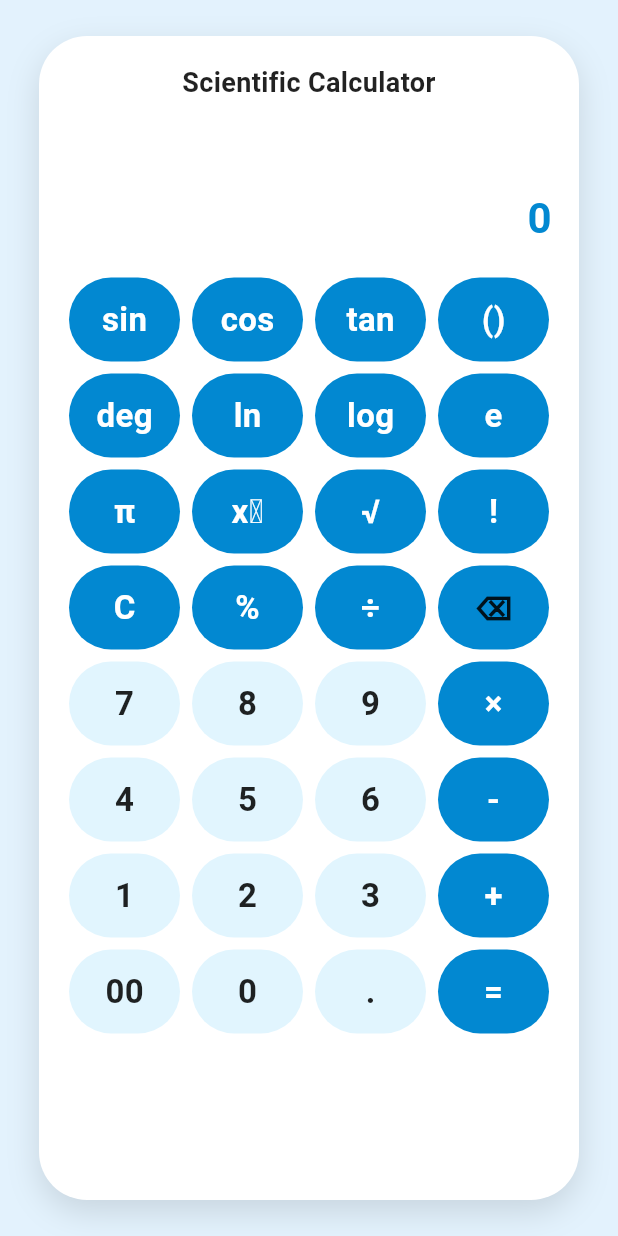
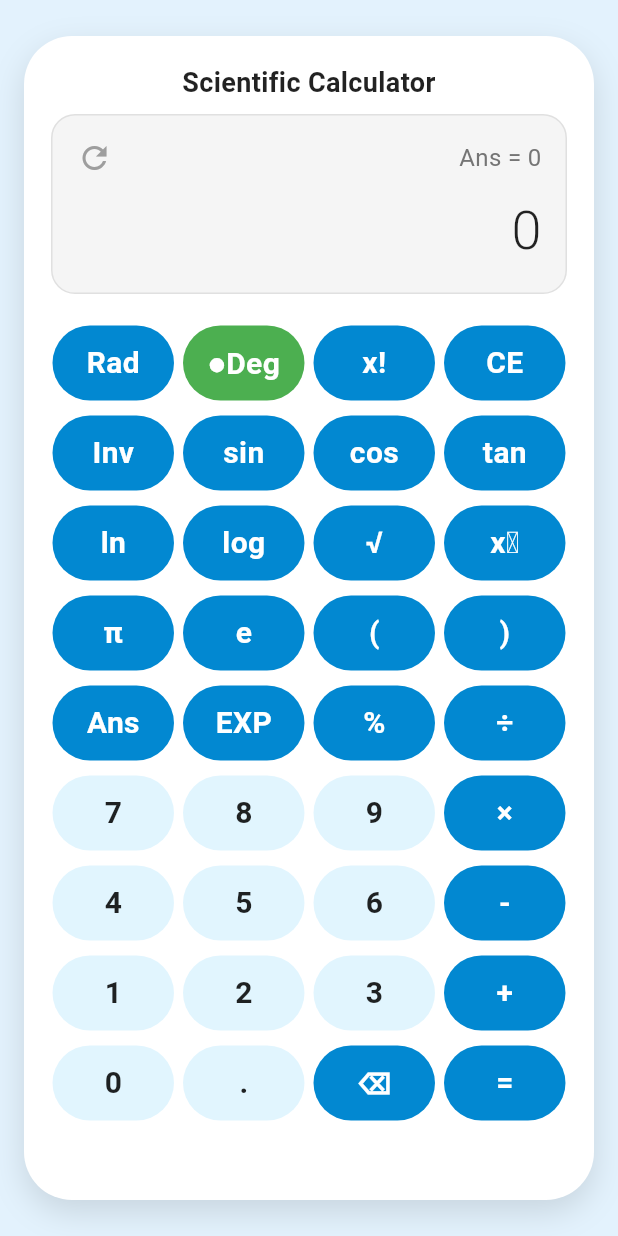
Before and after one commit to SuSanShweYeeBo2002/au_connect, a Flutter app: the CalculatorPage screen opened directly, on a phone screen of 412 x 824 dp. Run offline on Flutter 3.47's test engine with Material 3 defaults, Android fonts, the phone set to English and light mode, and no system bars.

Commit message:
fix calculator

```diff
--- a/lib/screens/calculator_page.dart
+++ b/lib/screens/calculator_page.dart
@@ -7,6 +7,11 @@ class CalculatorPage extends StatefulWidget {
 }
 
 class _CalculatorPageState extends State<CalculatorPage> {
+  String _result = '0';
+  String _expression = '';
+  bool _isDegreeMode = true; // true for degrees, false for radians
+  bool _isInverseMode = false; // true when Inv is active
+
   // Replace all factorials in the expression
   String _replaceFactorials(String expr) {
     // Handles numbers and parenthesized expressions before '!'
@@ -30,10 +35,9 @@ class _CalculatorPageState extends State<CalculatorPage> {
     return expr;
   }
 
-  String _result = '0';
   void _onPressed(String value) {
     setState(() {
-      if (value == 'AC' || value == 'C') {
+      if (value == 'CE' || value == 'C') {
         _expression = '';
         _result = '0';
       } else if (value == '=') {
@@ -46,7 +50,7 @@ class _CalculatorPageState extends State<CalculatorPage> {
         if (_expression.isNotEmpty) {
           _expression = _expression.substring(0, _expression.length - 1);
         }
-      } else if (value == 'n!') {
+      } else if (value == 'x!') {
         // Insert factorial operator
         if (_expression.isNotEmpty && !_expression.endsWith('!')) {
           _expression += '!';
@@ -56,13 +60,58 @@ class _CalculatorPageState extends State<CalculatorPage> {
         if (_expression.isNotEmpty && !_expression.endsWith('^')) {
           _expression += '^';
         }
+      } else if (value == 'Rad' || value == '●Rad') {
+        _isDegreeMode = false; // Switch to radians
+      } else if (value == 'Deg' || value == '●Deg') {
+        _isDegreeMode = true; // Switch to degrees
+      } else if (value == 'Inv') {
+        _isInverseMode = !_isInverseMode; // Toggle inverse mode
+      } else if (value == 'Ans') {
+        // Insert previous answer
+        _expression += _result;
+      } else if (value == 'EXP') {
+        // Insert scientific notation 'E'
+        if (_expression.isNotEmpty && !_expression.endsWith('E')) {
+          _expression += 'E';
+        }
+      } else if (value == '(') {
+        _expression += '(';
+      } else if (value == ')') {
+        _expression += ')';
+      } else if (value == 'sin' ||
+          value == 'cos' ||
+          value == 'tan' ||
+          value == 'sin⁻¹' ||
+          value == 'cos⁻¹' ||
+          value == 'tan⁻¹') {
+        // Handle trigonometric functions with inverse
+        if (value.contains('⁻¹')) {
+          String baseFunc = value.replaceAll('⁻¹', '');
+          _expression += 'a$baseFunc';
+        } else {
+          String func = _isInverseMode ? 'a$value' : value;
+          _expression += func;
+        }
+        if (_isInverseMode) _isInverseMode = false; // Reset after use
+      } else if (value == 'ln' || value == 'eˣ') {
+        if (value == 'eˣ') {
+          _expression += 'exp';
+        } else {
+          _expression += _isInverseMode ? 'exp' : 'ln';
+        }
+        if (_isInverseMode) _isInverseMode = false;
+      } else if (value == 'log' || value == '10ˣ') {
+        if (value == '10ˣ') {
+          _expression += '10^';
+        } else {
+          _expression += _isInverseMode ? '10^' : 'log';
+        }
+        if (_isInverseMode) _isInverseMode = false;
       } else {
         _expression += value;
       }
     });
   }
-
-  String _expression = '';
   // ...existing code...
 
   String _evaluate(String expr) {
@@ -72,19 +121,47 @@ class _CalculatorPageState extends State<CalculatorPage> {
       expr = _replaceFactorials(expr);
       // Handle power operations (xʸ becomes ^)
       expr = expr.replaceAll('xʸ', '^');
-      // For scientific functions
-      if (expr.contains('sin')) {
+
+      // Handle scientific notation (E notation)
+      if (expr.contains('E')) {
+        // Parse scientific notation like 1.5E3 = 1500
+        return double.parse(expr).toString();
+      }
+
+      // Handle scientific functions with degree/radian conversion
+      if (expr.contains('sin') && !expr.contains('asin')) {
         final val = double.parse(expr.replaceAll('sin', ''));
-        return sin(val * pi / 180).toString();
-      } else if (expr.contains('cos')) {
+        final angle = _isDegreeMode ? val * pi / 180 : val;
+        return sin(angle).toString();
+      } else if (expr.contains('cos') && !expr.contains('acos')) {
         final val = double.parse(expr.replaceAll('cos', ''));
-        return cos(val * pi / 180).toString();
-      } else if (expr.contains('tan')) {
+        final angle = _isDegreeMode ? val * pi / 180 : val;
+        return cos(angle).toString();
+      } else if (expr.contains('tan') && !expr.contains('atan')) {
         final val = double.parse(expr.replaceAll('tan', ''));
-        return tan(val * pi / 180).toString();
+        final angle = _isDegreeMode ? val * pi / 180 : val;
+        return tan(angle).toString();
+      } else if (expr.contains('asin')) {
+        final val = double.parse(expr.replaceAll('asin', ''));
+        final result = asin(val);
+        return (_isDegreeMode ? result * 180 / pi : result).toString();
+      } else if (expr.contains('acos')) {
+        final val = double.parse(expr.replaceAll('acos', ''));
+        final result = acos(val);
+        return (_isDegreeMode ? result * 180 / pi : result).toString();
+      } else if (expr.contains('atan')) {
+        final val = double.parse(expr.replaceAll('atan', ''));
+        final result = atan(val);
+        return (_isDegreeMode ? result * 180 / pi : result).toString();
       } else if (expr.contains('ln')) {
         final val = double.parse(expr.replaceAll('ln', ''));
         return log(val).toString();
+      } else if (expr.contains('exp')) {
+        final val = double.parse(expr.replaceAll('exp', ''));
+        return exp(val).toString();
+      } else if (expr.contains('log')) {
+        final val = double.parse(expr.replaceAll('log', ''));
+        return (log(val) / log(10)).toString(); // log base 10
       } else if (expr.contains('π')) {
         return pi.toString();
       } else if (expr.contains('e')) {
@@ -92,13 +169,8 @@ class _CalculatorPageState extends State<CalculatorPage> {
       } else if (expr.contains('√')) {
         final val = double.parse(expr.replaceAll('√', ''));
         return sqrt(val).toString();
-      } else if (expr.contains('x²')) {
-        final val = double.parse(expr.replaceAll('x²', ''));
-        return pow(val, 2).toString();
-      } else if (expr.contains('x³')) {
-        final val = double.parse(expr.replaceAll('x³', ''));
-        return pow(val, 3).toString();
       }
+
       // Basic arithmetic with parentheses and power operations
       final res = _parenthesesEval(expr);
       return res.toString();
@@ -109,6 +181,15 @@ class _CalculatorPageState extends State<CalculatorPage> {
   // ...existing code...
 
   num _basicEval(String expr) {
+    // Handle scientific notation first
+    if (expr.contains('E')) {
+      try {
+        return double.parse(expr);
+      } catch (e) {
+        // If parsing fails, continue with other operations
+      }
+    }
+
     // Handle power operations first (right-to-left associativity)
     if (expr.contains('^')) {
       return _handlePower(expr);
@@ -122,11 +203,12 @@ class _CalculatorPageState extends State<CalculatorPage> {
         .where((t) => t.isNotEmpty)
         .toList();
     List<String> ops = expr
-        .split(RegExp(r'[0-9.]+'))
+        .split(RegExp(r'[0-9.E]+'))
         .where((t) => t.isNotEmpty)
         .toList();
+
     num result = double.tryParse(tokens[0]) ?? 0;
-    for (int i = 0; i < ops.length; i++) {
+    for (int i = 0; i < ops.length && i < tokens.length - 1; i++) {
       num next = double.tryParse(tokens[i + 1]) ?? 0;
       switch (ops[i]) {
         case '+':
@@ -187,26 +269,34 @@ class _CalculatorPageState extends State<CalculatorPage> {
   Widget build(BuildContext context) {
     // Button layout: each row contains exactly 4 buttons
     final buttonLabels = [
-      ['sin', 'cos', 'tan', '()'],
-      ['deg', 'ln', 'log', 'e'],
-      ['π', 'xʸ', '√', '!'],
-      ['C', '%', '÷', '⌫'],
+      [
+        _isDegreeMode ? 'Rad' : '●Rad',
+        _isDegreeMode ? '●Deg' : 'Deg',
+        'x!',
+        'CE',
+      ],
+      [
+        'Inv',
+        _isInverseMode ? 'sin⁻¹' : 'sin',
+        _isInverseMode ? 'cos⁻¹' : 'cos',
+        _isInverseMode ? 'tan⁻¹' : 'tan',
+      ],
+      [_isInverseMode ? 'eˣ' : 'ln', _isInverseMode ? '10ˣ' : 'log', '√', 'xʸ'],
+      ['π', 'e', '(', ')'],
+      ['Ans', 'EXP', '%', '÷'],
       ['7', '8', '9', '×'],
       ['4', '5', '6', '-'],
       ['1', '2', '3', '+'],
-      ['00', '0', '.', '='],
+      ['0', '.', '⌫', '='],
     ];
-    final maxWidth = 360.0;
-    final buttonFontSize = 22.0;
-    final resultFontSize = 28.0;
-    final exprFontSize = 32.0;
-    final gridSpacing = 8.0;
+    final maxWidth = 380.0;
+    final buttonFontSize = 20.0;
+    final gridSpacing = 6.0;
     final gridPadding = 16.0;
     // Campus page background color
     const campusBg = Color(0xFFE3F2FD);
     const buttonBg = Color(0xFFE1F5FE);
     const buttonAccent = Color(0xFF0288D1);
-    const resultColor = Color(0xFF0288D1);
     return Scaffold(
       backgroundColor: Colors.transparent,
       body: Container(
@@ -257,68 +347,101 @@ class _CalculatorPageState extends State<CalculatorPage> {
                     horizontal: 18,
                     vertical: 8,
                   ),
+                  child: Container(
+                    height: 120,
+                    decoration: BoxDecoration(
+                      color: Color(0xFFF5F5F5),
+                      borderRadius: BorderRadius.circular(16),
+                      border: Border.all(color: Colors.grey.shade300),
+                    ),
+                    padding: EdgeInsets.all(16),
                     child: Column(
                       crossAxisAlignment: CrossAxisAlignment.end,
+                      mainAxisAlignment: MainAxisAlignment.spaceBetween,
                       children: [
+                        // Ans display
+                        Row(
+                          mainAxisAlignment: MainAxisAlignment.spaceBetween,
+                          children: [
+                            Icon(Icons.refresh, color: Colors.grey),
+                            Text(
+                              'Ans = ${_result != '0' ? _result : '0'}',
+                              style: TextStyle(
+                                color: Colors.grey.shade600,
+                                fontSize: 16,
+                                fontWeight: FontWeight.w400,
+                              ),
+                            ),
+                          ],
+                        ),
+                        // Current result
                         SingleChildScrollView(
                           scrollDirection: Axis.horizontal,
                           reverse: true,
                           child: Text(
-                          _expression,
+                            _expression.isEmpty ? '0' : _expression,
                             style: TextStyle(
                               color: Colors.black87,
-                            fontSize: exprFontSize,
-                            fontWeight: FontWeight.w500,
+                              fontSize: 36,
+                              fontWeight: FontWeight.w300,
                             ),
                             textAlign: TextAlign.right,
                           ),
                         ),
-                      SizedBox(height: 4),
-                      Text(
-                        _result,
-                        style: TextStyle(
-                          color: resultColor,
-                          fontSize: resultFontSize,
-                          fontWeight: FontWeight.w600,
-                        ),
-                        textAlign: TextAlign.right,
-                      ),
                       ],
                     ),
                   ),
+                ),
                 // Buttons
-                Padding(
+                Expanded(
+                  child: SingleChildScrollView(
+                    child: Padding(
                       padding: EdgeInsets.symmetric(
                         horizontal: gridPadding,
                         vertical: 8,
                       ),
                       child: Column(
                         children: buttonLabels.map((row) {
-                      return Row(
+                          return Padding(
+                            padding: EdgeInsets.symmetric(vertical: 2),
+                            child: Row(
                               mainAxisAlignment: MainAxisAlignment.spaceBetween,
                               children: row.map((btn) {
                                 if (btn.isEmpty)
                                   return Expanded(child: SizedBox.shrink());
                                 final isAccent = [
-                            'C',
+                                  'CE',
                                   '%',
                                   '÷',
                                   '×',
                                   '-',
                                   '+',
                                   '=',
+                                  '⌫',
                                   'sin',
                                   'cos',
                                   'tan',
-                            'deg',
+                                  'sin⁻¹',
+                                  'cos⁻¹',
+                                  'tan⁻¹',
+                                  'Rad',
+                                  '●Rad',
+                                  'Deg',
+                                  '●Deg',
+                                  'Inv',
                                   'ln',
+                                  'eˣ',
                                   'log',
+                                  '10ˣ',
                                   'e',
                                   'π',
                                   'xʸ',
                                   '√',
-                            '!',
-                            '()',
+                                  'x!',
+                                  '(',
+                                  ')',
+                                  'Ans',
+                                  'EXP',
                                 ].contains(btn);
                                 return Expanded(
                                   child: Padding(
@@ -331,7 +454,11 @@ class _CalculatorPageState extends State<CalculatorPage> {
                                         child: Container(
                                           decoration: BoxDecoration(
                                             color:
-                                          (![
+                                                (btn == '●Rad' || btn == '●Deg')
+                                                ? Color(
+                                                    0xFF4CAF50,
+                                                  ) // Green for active mode
+                                                : (![
                                                         '0',
                                                         '1',
                                                         '2',
@@ -342,16 +469,17 @@ class _CalculatorPageState extends State<CalculatorPage> {
                                                         '7',
                                                         '8',
                                                         '9',
-                                                '00',
                                                         '.',
                                                       ].contains(btn) &&
                                                       btn.isNotEmpty)
                                                 ? buttonAccent
                                                 : buttonBg,
-                                      borderRadius: BorderRadius.circular(32),
+                                            borderRadius: BorderRadius.circular(
+                                              32,
+                                            ),
                                           ),
                                           alignment: Alignment.center,
-                                    height: 56,
+                                          height: 50,
                                           child: Text(
                                             btn,
                                             style: TextStyle(
@@ -368,8 +496,11 @@ class _CalculatorPageState extends State<CalculatorPage> {
                                   ),
                                 );
                               }).toList(),
+                            ),
                           );
                         }).toList(),
+                      ),
+                    ),
                   ),
                 ),
               ],
```
Lines whose indentation alone changed are shown as unchanged.
